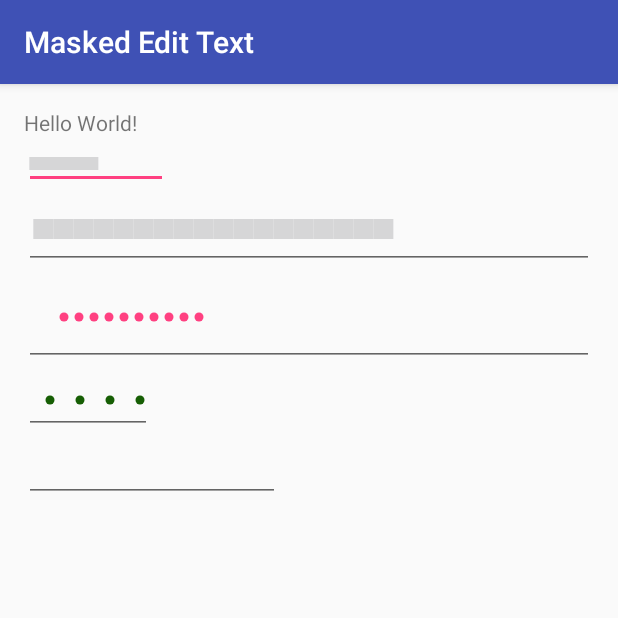
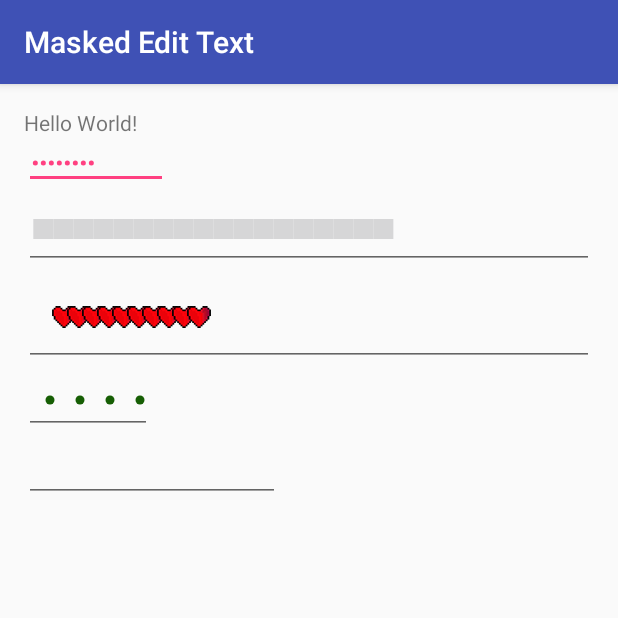
Before and after one commit to JustTrust/MaskedEditText, an Android app: the screen it shows after launch (MainActivity), on a phone screen of 412 x 824 dp, the top half of it. Run offline under Robolectric (Android 15) with nearby library versions, the phone set to English and light mode, and no system bars.

```diff
--- a/app/src/main/java/com/belichenko/a/maskededittext/MainActivity.java
+++ b/app/src/main/java/com/belichenko/a/maskededittext/MainActivity.java
@@ -15,8 +15,8 @@ public class MainActivity extends AppCompatActivity {
         MaskedEditText mEditText3 = (MaskedEditText) findViewById(R.id.third);
         MaskedEditText mEditText4 = (MaskedEditText) findViewById(R.id.quart);
 
+        mEditText2.setPointDrawable(R.drawable.plus256);
+        mEditText3.setPointDrawable(R.drawable.piq_4);
         mEditText4.setPointColor(R.color.colorPoint);
-        mEditText2.setPointDrawable(R.drawable.plus256);
-        mEditText1.setPointDrawable(R.drawable.icon256);
     }
 }
--- a/app/src/main/java/com/belichenko/a/maskededittext/MaskedEditText.java
+++ b/app/src/main/java/com/belichenko/a/maskededittext/MaskedEditText.java
@@ -10,6 +10,7 @@ import android.support.annotation.ColorRes;
 import android.support.annotation.DrawableRes;
 import android.support.v4.content.ContextCompat;
 import android.support.v7.widget.AppCompatEditText;
+import android.text.InputFilter;
 import android.text.TextPaint;
 import android.util.AttributeSet;
 import android.util.Log;
@@ -87,6 +88,7 @@ public class MaskedEditText extends AppCompatEditText {
         setMinEms(mCurrentLength);
         setMaxEms(mCurrentLength);
         setEms(mCurrentLength);
+        setFilters(new InputFilter[]{new InputFilter.LengthFilter(mCurrentLength)});
         int myColor = ContextCompat.getColor(getContext(), R.color.colorAccent);
         mPaint.setColor(myColor);
     }
```
